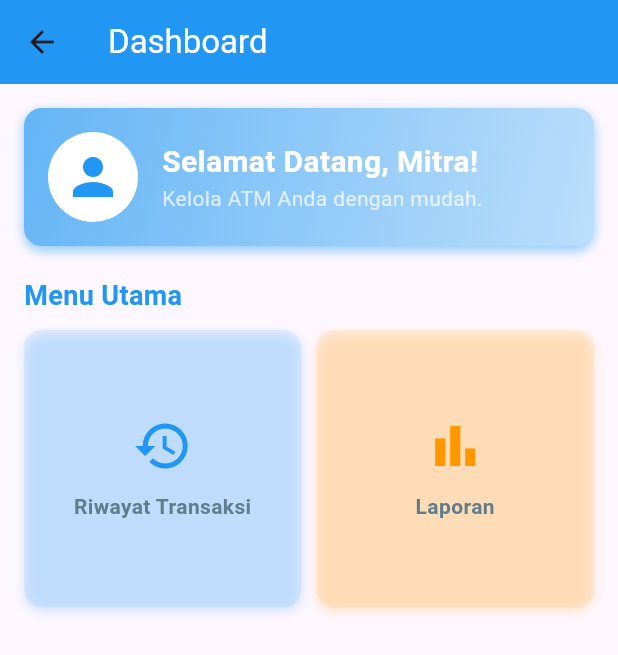
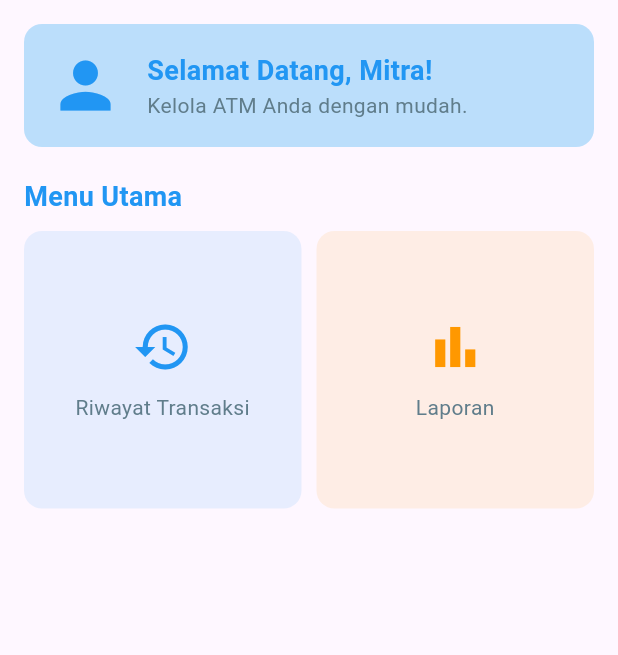
Before and after one commit to restuwijaya27/Project-akhir-Mobile2_AdmBriLink, a Flutter app: the DashboardView screen opened by its route, on a phone screen of 412 x 824 dp. Shown: the top 655 px of the screen. Run offline on Flutter 3.47's test engine with Material 3 defaults, Android fonts, the phone set to English and light mode, and no system bars; our stand-ins replace cloud_firestore, firebase_auth, firebase_core, get; accounts and stored records are empty.

Commit message:
update dashboard fiks

```diff
--- a/lib/app/modules/dashboard/views/dashboard_view.dart
+++ b/lib/app/modules/dashboard/views/dashboard_view.dart
@@ -1,8 +1,8 @@
 import 'package:flutter/material.dart';
 import 'package:get/get.dart';
 import '../controllers/dashboard_controller.dart';
-import 'package:myapp/app/modules/laporan/views/laporan_view.dart';
-import 'package:myapp/app/modules/transaksi/views/transaksi_view.dart';
+import 'package:myapp/app/modules/laporan/views/laporan_view.dart'; // Import halaman Mahasiswa
+import 'package:myapp/app/modules/transaksi/views/transaksi_view.dart'; // Import halaman Dosen
 
 class DashboardView extends GetView<DashboardController> {
   const DashboardView({super.key});
@@ -10,44 +10,21 @@ class DashboardView extends GetView<DashboardController> {
   @override
   Widget build(BuildContext context) {
     return Scaffold(
-      appBar: AppBar(
-        title: const Text(
-          'Dashboard',
-          style: TextStyle(color: Colors.white),
-        ),
-        backgroundColor: Colors.blue,
-        elevation: 0,
-      ),
       body: SingleChildScrollView(
         padding: const EdgeInsets.all(16.0),
         child: Column(
           crossAxisAlignment: CrossAxisAlignment.start,
           children: [
-            // Header Selamat Datang
+            // Selamat datang dan informasi pengguna
             Container(
               padding: const EdgeInsets.all(16),
               decoration: BoxDecoration(
-                gradient: LinearGradient(
-                  colors: [Colors.blue.shade300, Colors.blue.shade100],
-                  begin: Alignment.topLeft,
-                  end: Alignment.bottomRight,
-                ),
+                color: Colors.blue.shade100,
                 borderRadius: BorderRadius.circular(12),
-                boxShadow: [
-                  BoxShadow(
-                    color: Colors.blue.shade200,
-                    blurRadius: 6,
-                    offset: const Offset(0, 3),
-                  ),
-                ],
               ),
               child: Row(
                 children: [
-                  const CircleAvatar(
-                    radius: 30,
-                    backgroundColor: Colors.white,
-                    child: Icon(Icons.person, size: 40, color: Colors.blue),
-                  ),
+                  const Icon(Icons.person, size: 50, color: Colors.blue),
                   const SizedBox(width: 16),
                   Column(
                     crossAxisAlignment: CrossAxisAlignment.start,
@@ -55,14 +32,14 @@ class DashboardView extends GetView<DashboardController> {
                       Text(
                         'Selamat Datang, Mitra!',
                         style: TextStyle(
-                          fontSize: 20,
+                          fontSize: 18,
                           fontWeight: FontWeight.bold,
-                          color: Colors.white,
+                          color: Colors.blue,
                         ),
                       ),
                       Text(
                         'Kelola ATM Anda dengan mudah.',
-                        style: TextStyle(fontSize: 14, color: Colors.white70),
+                        style: TextStyle(fontSize: 14, color: Colors.blueGrey),
                       ),
                     ],
                   ),
@@ -81,7 +58,7 @@ class DashboardView extends GetView<DashboardController> {
               ),
             ),
             const SizedBox(height: 10),
-            GridView.builder(
+            GridView(
               shrinkWrap: true,
               physics: const NeverScrollableScrollPhysics(),
               gridDelegate: const SliverGridDelegateWithFixedCrossAxisCount(
@@ -89,31 +66,21 @@ class DashboardView extends GetView<DashboardController> {
                 crossAxisSpacing: 10,
                 mainAxisSpacing: 10,
               ),
-              itemCount: 2,
-              itemBuilder: (context, index) {
-                final menuItems = [
-                  {
-                    'title': 'Riwayat Transaksi',
-                    'icon': Icons.history,
-                    'color': Colors.blue,
-                    'onTap': () => Get.to(() => TransaksiView()),
-                  },
-                  {
-                    'title': 'Laporan',
-                    'icon': Icons.bar_chart,
-                    'color': Colors.orange,
-                    'onTap': () => Get.to(() => LaporanView()),
-                  },
-                ];
-
-                final item = menuItems[index];
-                return _buildMenuCard(
-                  item['title'] as String,
-                  item['icon'] as IconData,
-                  item['color'] as Color,
-                  item['onTap'] as VoidCallback,
-                );
-              },
+              children: [
+                _buildMenuCard(
+                  'Riwayat Transaksi',
+                  Icons.history,
+                  Colors.blue,
+                  () => Get.to(
+                      () => TransaksiView()), // Navigasi ke MahasiswaView
+                ),
+                _buildMenuCard(
+                  'Laporan',
+                  Icons.bar_chart,
+                  Colors.orange,
+                  () => Get.to(() => LaporanView()), // Navigasi ke DosenView
+                ),
+              ],
             ),
           ],
         ),
@@ -124,19 +91,12 @@ class DashboardView extends GetView<DashboardController> {
   Widget _buildMenuCard(
       String title, IconData icon, Color color, VoidCallback onTap) {
     return GestureDetector(
-      onTap: onTap,
+      onTap: onTap, // Panggil fungsi navigasi
       child: Container(
         padding: const EdgeInsets.all(16),
         decoration: BoxDecoration(
           color: color.withOpacity(0.1),
           borderRadius: BorderRadius.circular(12),
-          boxShadow: [
-            BoxShadow(
-              color: color.withOpacity(0.2),
-              blurRadius: 6,
-              offset: const Offset(0, 3),
-            ),
-          ],
         ),
         child: Column(
           mainAxisAlignment: MainAxisAlignment.center,
@@ -146,10 +106,7 @@ class DashboardView extends GetView<DashboardController> {
             Text(
               title,
               textAlign: TextAlign.center,
-              style: const TextStyle(
-                  fontSize: 14,
-                  fontWeight: FontWeight.bold,
-                  color: Colors.blueGrey),
+              style: const TextStyle(fontSize: 14, color: Colors.blueGrey),
             ),
           ],
         ),
```
